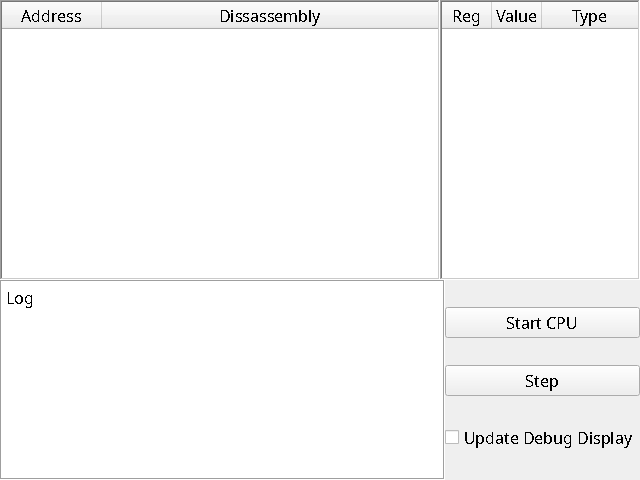
Qt form qt_gui/debugger.ui (Lionel07/Ymgyrch) before a commit.
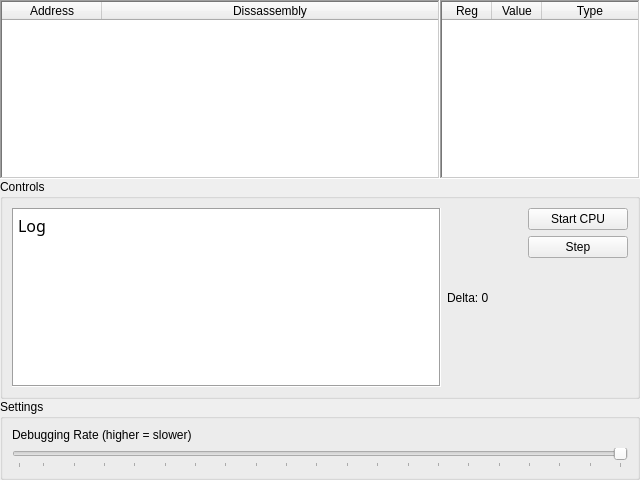
The same form after that commit.

```diff
--- a/qt_gui/debugger.ui
+++ b/qt_gui/debugger.ui
@@ -31,13 +31,6 @@
     <height>16777215</height>
    </size>
   </property>
-  <property name="font">
-   <font>
-    <family>Fixedsys Excelsior 3.01</family>
-    <pointsize>12</pointsize>
-    <stylestrategy>NoAntialias</stylestrategy>
-   </font>
-  </property>
   <property name="windowTitle">
    <string>Ymgyrch Debugger</string>
   </property>
@@ -185,11 +178,22 @@
       <number>0</number>
      </property>
      <item>
+      <layout class="QVBoxLayout" name="emuControls">
+       <property name="spacing">
+        <number>0</number>
+       </property>
+       <item>
+        <widget class="QGroupBox" name="controls">
+         <property name="title">
+          <string>Controls</string>
+         </property>
+         <layout class="QHBoxLayout" name="horizontalLayout_3">
+          <item>
       <widget class="QPlainTextEdit" name="emuLog">
        <property name="maximumSize">
         <size>
          <width>16777215</width>
-         <height>200</height>
+              <height>16777215</height>
         </size>
        </property>
        <property name="font">
@@ -211,12 +215,28 @@
       </widget>
      </item>
      <item>
-      <layout class="QVBoxLayout" name="emuControls">
-       <property name="spacing">
-        <number>0</number>
-       </property>
+           <widget class="QLabel" name="ipsLabel">
+            <property name="minimumSize">
+             <size>
+              <width>75</width>
+              <height>0</height>
+             </size>
+            </property>
+            <property name="text">
+             <string>Delta: 0</string>
+            </property>
+           </widget>
+          </item>
+          <item>
+           <layout class="QVBoxLayout" name="verticalLayout_3">
        <item>
         <widget class="QPushButton" name="debugStart">
+              <property name="minimumSize">
+               <size>
+                <width>100</width>
+                <height>0</height>
+               </size>
+              </property>
          <property name="text">
           <string>Start CPU</string>
          </property>
@@ -236,10 +256,72 @@
         </widget>
        </item>
        <item>
-        <widget class="QCheckBox" name="updateDisplay">
+             <spacer name="verticalSpacer">
+              <property name="orientation">
+               <enum>Qt::Vertical</enum>
+              </property>
+              <property name="sizeHint" stdset="0">
+               <size>
+                <width>20</width>
+                <height>40</height>
+               </size>
+              </property>
+             </spacer>
+            </item>
+           </layout>
+          </item>
+         </layout>
+        </widget>
+       </item>
+       <item>
+        <widget class="QGroupBox" name="settings">
+         <property name="title">
+          <string>Settings</string>
+         </property>
+         <layout class="QVBoxLayout" name="verticalLayout_2">
+          <item>
+           <layout class="QVBoxLayout" name="verticalLayout">
+            <item>
+             <widget class="QLabel" name="updateSpeedLabel">
          <property name="text">
-          <string>Update Debug Display</string>
-         </property>
+               <string>Debugging Rate (higher = slower)</string>
+              </property>
+             </widget>
+            </item>
+            <item>
+             <widget class="QSlider" name="updateSlider">
+              <property name="minimum">
+               <number>1</number>
+              </property>
+              <property name="maximum">
+               <number>100</number>
+              </property>
+              <property name="pageStep">
+               <number>1</number>
+              </property>
+              <property name="value">
+               <number>1</number>
+              </property>
+              <property name="tracking">
+               <bool>false</bool>
+              </property>
+              <property name="orientation">
+               <enum>Qt::Horizontal</enum>
+              </property>
+              <property name="invertedAppearance">
+               <bool>true</bool>
+              </property>
+              <property name="tickPosition">
+               <enum>QSlider::TicksBelow</enum>
+              </property>
+              <property name="tickInterval">
+               <number>5</number>
+              </property>
+             </widget>
+            </item>
+           </layout>
+          </item>
+         </layout>
         </widget>
        </item>
       </layout>
```
Left out of the diff: 38 changed lines with no effect on the pictures. Lines whose indentation alone changed are shown as unchanged.
